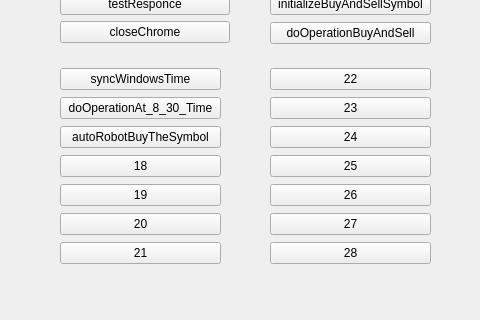
vahidbk/FATS, file Codes/mofidBroker/easytraderdialog.ui: the form before one commit; both pictures show x 0 to 480 and y 163 to 483 of the 710 by 483 pixel window.
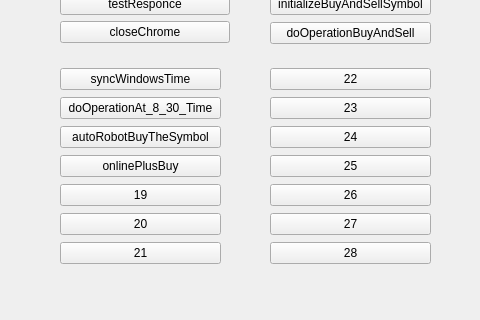
The form after the commit.

Commit message: mofid online Send order done with out test!!

Patch:
```diff
--- a/Codes/mofidBroker/easytraderdialog.ui
+++ b/Codes/mofidBroker/easytraderdialog.ui
@@ -173,7 +173,7 @@
     <item>
      <widget class="QPushButton" name="pushButton_18">
       <property name="text">
-       <string>18</string>
+       <string>onlinePlusBuy</string>
       </property>
      </widget>
     </item>
```
Left out of the diff: 2 changed lines with no effect on the pictures. The commit also changes 9 other files.
